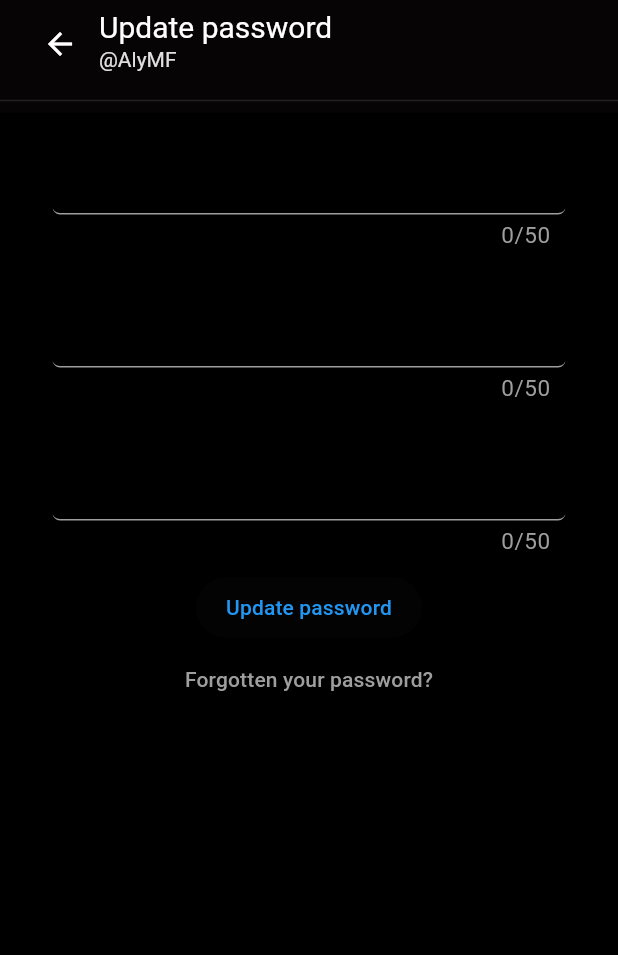
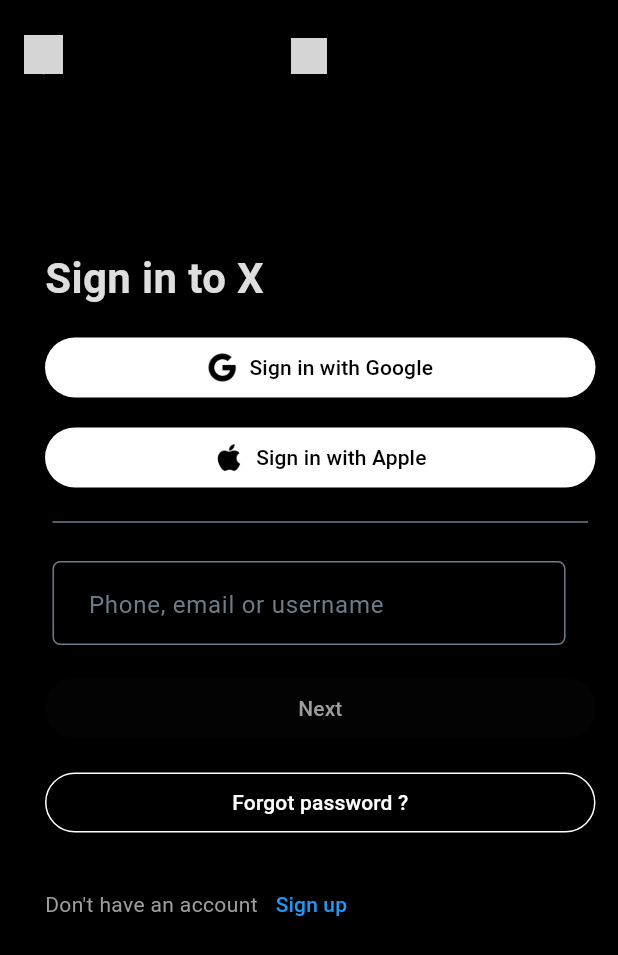
Before and after one commit to Qwitter/Qwitter-Cross-Platform, a Flutter app: the screen it shows after launch, on a phone screen of 412 x 824 dp. Shown: the top 955 px of the screen. Run offline on Flutter 3.47's test engine with Material 2 defaults, Android fonts, the phone set to English and light mode, and no system bars; our stand-ins replace bootstrap_icons, dotted_border, image_picker, riverpod, video_player; missing offline and left inert: dart:ffi; network calls fail; grey boxes are pictures that could not be loaded.

Commit message:
Authentication <login
	- added login choose screen
	- changed IconButton to CustomIconButton because of conflict

```diff
--- a/qwitter_flutter_app/lib/components/basic_widgets/icon_button.dart
+++ b/qwitter_flutter_app/lib/components/basic_widgets/custom_icon_button.dart
@@ -1,7 +1,7 @@
 import 'package:flutter/material.dart';
 
-class IconButton extends StatelessWidget {
-  const IconButton(
+class CustomIconButton extends StatelessWidget {
+  const CustomIconButton(
       {super.key,
       required this.text,
       required this.onPressed,
--- a/qwitter_flutter_app/lib/main.dart
+++ b/qwitter_flutter_app/lib/main.dart
@@ -9,6 +9,7 @@ import 'package:riverpod/riverpod.dart';
 
 import 'screens/authentication/complements/change_email_screen.dart';
 import 'screens/authentication/login/login_main_screen.dart';
+import 'screens/authentication/login/login_choose_screen.dart';
 
 void main() {
   runApp(const MyApp());
@@ -28,7 +29,7 @@ class MyApp extends StatelessWidget {
         colorScheme: ColorScheme.fromSeed(seedColor: Colors.black),
         useMaterial3: true,
       ),
-      home: const UpdatePasswordScreen(),
+      home: const LoginChooseScreen(),
     );
   }
 }
--- /dev/null
+++ b/qwitter_flutter_app/lib/screens/authentication/login/login_choose_screen.dart
@@ -0,0 +1,159 @@
+import 'package:flutter/material.dart';
+
+import 'package:qwitter_flutter_app/components/basic_widgets/decorated_text_field.dart';
+import 'package:qwitter_flutter_app/components/basic_widgets/custom_icon_button.dart';
+import 'package:qwitter_flutter_app/components/basic_widgets/primary_button.dart';
+import 'package:qwitter_flutter_app/components/basic_widgets/secondary_button.dart';
+import 'package:qwitter_flutter_app/components/basic_widgets/secondary_button_outlined.dart';
+import 'package:qwitter_flutter_app/components/layout/qwitter_app_bar.dart';
+
+class LoginChooseScreen extends StatefulWidget {
+  const LoginChooseScreen({super.key});
+
+  @override
+  State<LoginChooseScreen> createState() => _LoginChooseScreenState();
+}
+
+//the text not matching the button size is caused by decorated text widget
+
+class _LoginChooseScreenState extends State<LoginChooseScreen> {
+
+  final String googleImagePath='assets/images/google.png';
+  final String appleImagePath='assets/images/apple.png';
+
+  final emailController = TextEditingController();
+  late TextEditingController passController;
+
+  bool isActive = false;
+  void hello() {
+    setState(() {
+      isActive = false;
+    });
+    passController.clear();
+  }
+
+  void ForgotPassword() {}
+
+  void SignInApple() {}
+
+  void SignInGoogle(){}
+
+  @override
+  void dispose() {
+    super.dispose();
+    passController.dispose();
+  }
+
+  @override
+  void initState() {
+    super.initState();
+    passController = TextEditingController();
+    passController.addListener(() {
+      setState(() {
+        isActive = passController.text.isNotEmpty;
+      });
+    });
+  }
+
+  @override
+  Widget build(BuildContext context) {
+    return Scaffold(
+      appBar: const PreferredSize(
+        preferredSize: Size.fromHeight(75),
+        child: QwitterAppBar(),
+      ),
+      body: SingleChildScrollView(
+        child: Container(
+          width: 500,
+          padding: const EdgeInsets.symmetric(vertical: 90, horizontal: 15),
+          child: Column(
+            crossAxisAlignment: CrossAxisAlignment.start,
+            children: [
+              const Padding(
+                padding: EdgeInsets.fromLTRB(15, 0, 0, 0),
+                child: Text(
+                  "Sign in to X",
+                  style: TextStyle(
+                    fontSize: 28,
+                    color: Color.fromARGB(255, 222, 222, 222),
+                    fontWeight: FontWeight.w600,
+                  ),
+                ),
+              ),
+              Container(
+                padding: const EdgeInsets.fromLTRB(15, 20, 0, 0),
+                width: double.infinity,
+                height: 60,
+                child: CustomIconButton(
+                  text: "Sign in with Google",
+                  onPressed: SignInGoogle,
+                  image: googleImagePath,
+                ),
+              ),
+              Container(
+                padding: const EdgeInsets.fromLTRB(15, 20, 0, 0),
+                width: double.infinity,
+                height: 60,
+                child: CustomIconButton(
+                  text: "Sign in with Apple",
+                  onPressed: SignInGoogle,
+                  image: appleImagePath,
+                ),
+              ),
+              const SizedBox(height: 15),
+              const Divider(
+                color: Color.fromARGB(255, 107, 125, 139),
+                thickness: 1,
+                indent: 20,
+                endIndent: 5,
+              ),
+              const SizedBox(height: 15),
+              Container(
+                width: double.infinity,
+                child: DecoratedTextField(
+                  keyboardType: TextInputType.text,
+                  placeholder: "Phone, email or username",
+                  controller: passController,
+                ),
+              ),
+              Container(
+                padding: const EdgeInsets.fromLTRB(15, 15, 0, 0),
+                width: double.infinity,
+                child: SecondaryButton(
+                  text: "Next",
+                  on_pressed: isActive == true ? hello : null,
+                ),
+              ),
+              Container(
+                padding: const EdgeInsets.fromLTRB(15, 15, 0, 0),
+                width: double.infinity,
+                child: SecondaryButtonOutlined(
+                  text: "Forgot password ?",
+                  on_pressed: ForgotPassword,
+                ),
+              ),
+              Padding(
+                padding: const EdgeInsets.fromLTRB(15, 20, 0, 0),
+                child: Row(
+                  children: [
+                    const Text(
+                      "Don't have an account",
+                      style: TextStyle(color: Colors.grey),
+                    ),
+                    TextButton(
+                      onPressed: () {},
+                      child: const Text(
+                        "Sign up",
+                        style: TextStyle(color: Colors.blue),
+                      ),
+                    ),
+                  ],
+                ),
+              ),
+            ],
+          ),
+        ),
+      ),
+    );
+  }
+}
```
